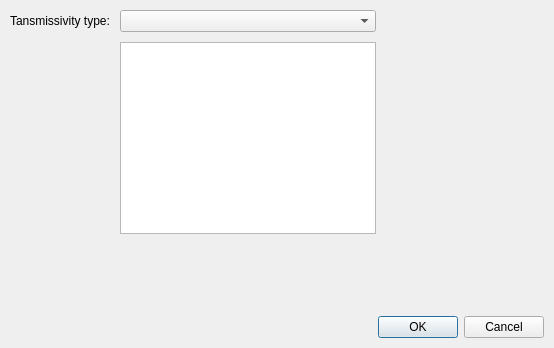
iat-cener/tonatiuh, file TonatiuhProject/src/source/gui/transmissivitydialog.ui: the form before one commit.
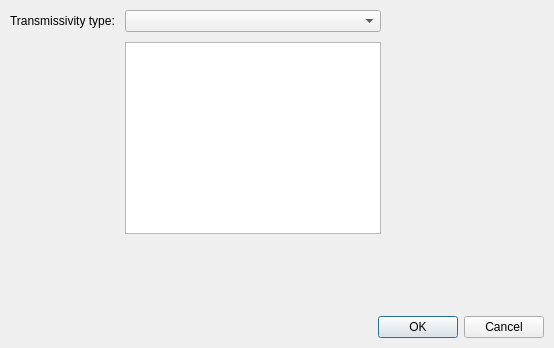
The form after the commit. Custom widgets are drawn as their Qt base class.

Patch:
```diff
--- a/TonatiuhProject/src/source/gui/transmissivitydialog.ui
+++ b/TonatiuhProject/src/source/gui/transmissivitydialog.ui
@@ -23,7 +23,7 @@
    <item row="0" column="0">
     <widget class="QLabel" name="transmissivityLabel">
      <property name="text">
-      <string>Tansmissivity type:</string>
+      <string>Transmissivity type:</string>
      </property>
     </widget>
    </item>
```
